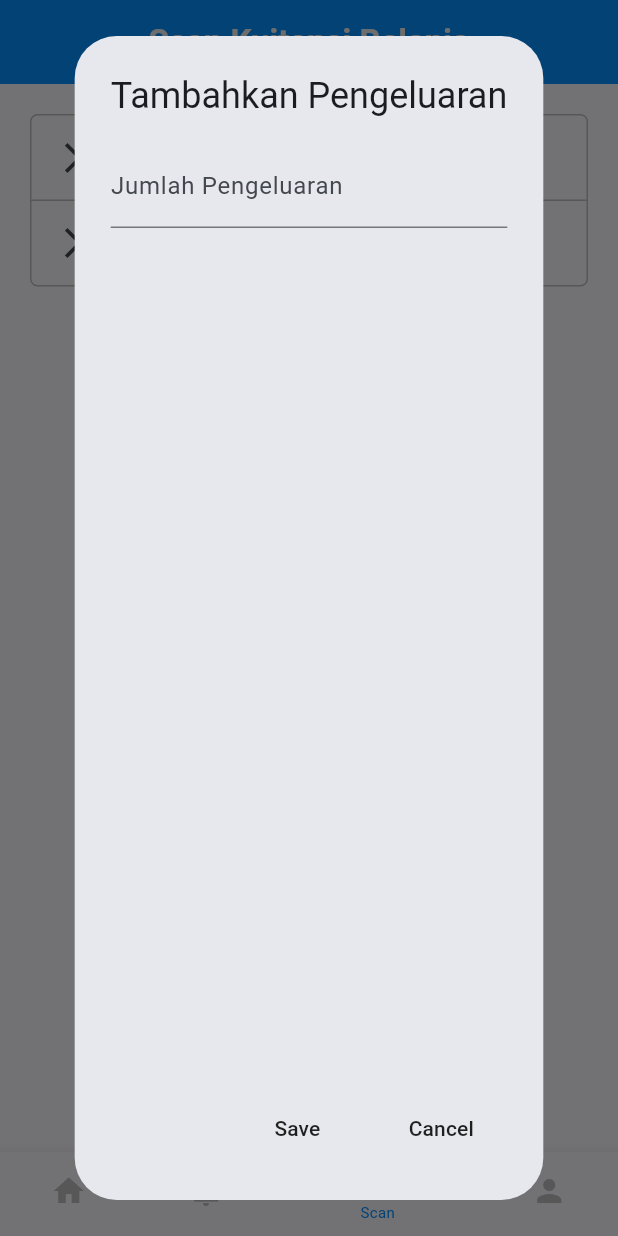
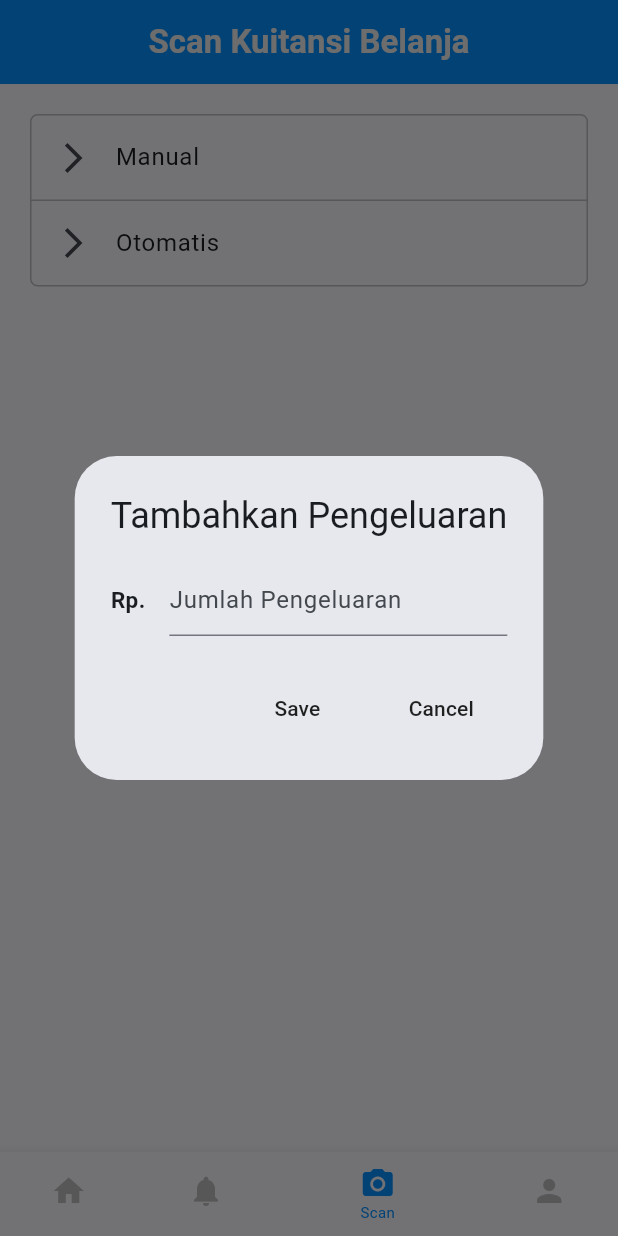
Before and after one commit to ifky06/money_management, a Flutter app: the screen it shows once a user with an empty profile is signed in, item 3 of the bottom bar chosen, after a tap on "Manual", on a phone screen of 412 x 824 dp. Run offline on Flutter 3.47's test engine with Material 3 defaults, Android fonts, the phone set to English and light mode, and no system bars; our stand-ins replace cloud_firestore, dio, firebase_auth, firebase_core, firebase_storage, flutter_slidable and 2 more; accounts and stored records are empty.

Commit message:
Add intl dependency and update currency formatting

```diff
--- a/lib/components/total_amount_card.dart
+++ b/lib/components/total_amount_card.dart
@@ -1,6 +1,7 @@
 import 'package:cloud_firestore/cloud_firestore.dart';
 import 'package:firebase_auth/firebase_auth.dart';
 import 'package:flutter/material.dart';
+import 'package:money_management/formatter/formatter.dart';
 import 'package:money_management/theme/theme_constants.dart';
 
 class TotalAmount extends StatefulWidget {
@@ -20,8 +21,8 @@ class _TotalAmountState extends State<TotalAmount> {
   Widget build(BuildContext context) {
     return Container(
         width: double.infinity,
-        margin: EdgeInsets.symmetric(vertical: 15),
-        padding: EdgeInsets.symmetric(horizontal: 20, vertical: 10),
+        margin: const EdgeInsets.symmetric(vertical: 15),
+        padding: const EdgeInsets.symmetric(horizontal: 20, vertical: 10),
         decoration: BoxDecoration(
           color: Colors.white,
           borderRadius: BorderRadius.circular(20),
@@ -30,7 +31,7 @@ class _TotalAmountState extends State<TotalAmount> {
               color: ThemeConstants.primaryBlack.withOpacity(0.4),
               spreadRadius: 2,
               blurRadius: 5,
-              offset: Offset(0, 3),
+              offset: const Offset(0, 3),
             ),
           ],
         ),
@@ -41,13 +42,13 @@ class _TotalAmountState extends State<TotalAmount> {
               children: [
                 Text(
                   widget.isIncome ? 'Uang Masuk' : 'Uang Keluar',
-                  style: TextStyle(
+                  style: const TextStyle(
                     fontSize: 12,
                   ),
                 ),
-                SizedBox(height: 7),
+                const SizedBox(height: 7),
                 Container(
-                  padding: EdgeInsets.all(8),
+                  padding: const EdgeInsets.all(8),
                   decoration: BoxDecoration(
                     color: ThemeConstants.primaryBlue,
                     borderRadius: BorderRadius.circular(8),
@@ -60,7 +61,7 @@ class _TotalAmountState extends State<TotalAmount> {
               ],
             ),
             Container(
-              margin: EdgeInsets.symmetric(horizontal: 10),
+              margin: const EdgeInsets.symmetric(horizontal: 10),
               height: 50,
               width: 3,
               color: ThemeConstants.primaryWhite,
@@ -81,17 +82,17 @@ class _TotalAmountState extends State<TotalAmount> {
                 // Jika query berhasil dan data tersedia
                 if (snapshot.hasData) {
                   int totalAction = snapshot.data!;
-                  return Text('Rp. $totalAction',
-                      style: TextStyle(
-                          fontSize: 20,
+                  return Text(currencyFormat(totalAction),
+                      style: const TextStyle(
+                          fontSize: 17,
                           fontWeight: FontWeight.bold,
                           color: ThemeConstants.primaryBlack));
                 }
 
                 // Jika tidak ada data yang ditemukan
-                return Text('Rp. 0',
+                return const Text('Rp. 0',
                     style: TextStyle(
-                        fontSize: 20,
+                        fontSize: 17,
                         fontWeight: FontWeight.bold,
                         color: ThemeConstants.primaryBlack));
               },
--- /dev/null
+++ b/lib/formatter/currency_formatter.dart
@@ -0,0 +1,22 @@
+import 'package:flutter/services.dart';
+import 'package:intl/intl.dart';
+
+class CurrencyFormatter extends TextInputFormatter {
+  @override
+  TextEditingValue formatEditUpdate(
+      TextEditingValue oldValue, TextEditingValue newValue) {
+    if (newValue.selection.baseOffset == 0) {
+      return newValue;
+    }
+
+    double value = double.parse(newValue.text);
+
+    final formatter = NumberFormat("###,###,###", "en_us");
+
+    String newText = formatter.format(value);
+
+    return newValue.copyWith(
+        text: newText,
+        selection: TextSelection.collapsed(offset: newText.length));
+  }
+}
--- a/lib/formatter/formatter.dart
+++ b/lib/formatter/formatter.dart
@@ -1,4 +1,6 @@
 // convert DateTime object to a string  yyyymmdd
+import 'package:intl/intl.dart';
+
 String convertDateTimeToString(DateTime dateTime) {
   // year in the format yyyy
   String year = dateTime.year.toString();
@@ -39,7 +41,7 @@ String convertMonthNumberToString(int monthNumber) {
   return monthName;
 }
 
-// String numberFormat(int number) {
-//   return NumberFormat.currency(locale: 'id', symbol: 'Rp ', decimalDigits: 0)
-//       .format(number);
-// }
+String currencyFormat(int number) {
+  return NumberFormat.currency(locale: 'id', symbol: 'Rp. ', decimalDigits: 0)
+      .format(number);
+}
--- a/lib/pages/home_page.dart
+++ b/lib/pages/home_page.dart
@@ -1,7 +1,10 @@
 import 'package:cloud_firestore/cloud_firestore.dart';
 import 'package:firebase_auth/firebase_auth.dart';
 import 'package:flutter/material.dart';
+import 'package:flutter/services.dart';
 import 'package:money_management/components/total_amount_card.dart';
+import 'package:money_management/formatter/currency_formatter.dart';
+import 'package:money_management/formatter/formatter.dart';
 import 'package:money_management/models/action_item.dart';
 import 'package:money_management/theme/theme_constants.dart';
 
@@ -25,16 +28,20 @@ class _HomePageState extends State<HomePage> {
         context: context,
         builder: (context) => AlertDialog(
               title: const Text('Tambah Saldo'),
-              content: Column(
-                children: [
-                  TextFormField(
-                    decoration: const InputDecoration(
-                      labelText: 'Jumlah Saldo',
-                    ),
-                    keyboardType: TextInputType.number,
-                    controller: newIncomeAmountController,
-                  ),
+              content: TextFormField(
+                inputFormatters: [
+                  FilteringTextInputFormatter.digitsOnly,
+                  CurrencyFormatter(),
                 ],
+                decoration: const InputDecoration(
+                  hintText: 'Jumlah saldo',
+                  icon: Text('Rp.',
+                      style:
+                          TextStyle(fontSize: 15, fontWeight: FontWeight.bold)),
+                ),
+                keyboardType: const TextInputType.numberWithOptions(
+                    decimal: false, signed: false),
+                controller: newIncomeAmountController,
               ),
               actions: [
                 // save button
@@ -56,7 +63,7 @@ class _HomePageState extends State<HomePage> {
     // create expense item
     ActionItem actionItem = ActionItem(
       id: '',
-      amount: newIncomeAmountController.text,
+      amount: newIncomeAmountController.text.replaceAll(",", ""),
       dateTime: DateTime.now(),
       isIncome: true,
       user: user!.email!,
@@ -153,9 +160,9 @@ class _HomePageState extends State<HomePage> {
                                   // Jika query berhasil dan data tersedia
                                   if (snapshot.hasData) {
                                     int totalExpense = snapshot.data!;
-                                    return Text('Rp. $totalExpense',
+                                    return Text(currencyFormat(totalExpense),
                                         style: const TextStyle(
-                                            fontSize: 20,
+                                            fontSize: 17,
                                             fontWeight: FontWeight.bold,
                                             color: ThemeConstants.primaryBlue));
                                   }
@@ -163,7 +170,7 @@ class _HomePageState extends State<HomePage> {
                                   // Jika tidak ada data yang ditemukan
                                   return const Text('Rp. 0',
                                       style: TextStyle(
-                                          fontSize: 20,
+                                          fontSize: 17,
                                           fontWeight: FontWeight.bold,
                                           color: ThemeConstants.primaryBlue));
                                 },
--- a/lib/pages/scan_page.dart
+++ b/lib/pages/scan_page.dart
@@ -5,8 +5,10 @@ import 'package:dio/dio.dart';
 import 'package:firebase_auth/firebase_auth.dart';
 import 'package:firebase_storage/firebase_storage.dart';
 import 'package:flutter/material.dart';
+import 'package:flutter/services.dart';
 import 'package:image_picker/image_picker.dart';
 import 'package:money_management/components/action_button.dart';
+import 'package:money_management/formatter/currency_formatter.dart';
 import 'package:money_management/models/action_item.dart';
 import 'package:money_management/theme/theme_constants.dart';
 import 'package:uuid/uuid.dart';
@@ -90,16 +92,20 @@ class _ScanPageState extends State<ScanPage> {
         context: context,
         builder: (context) => AlertDialog(
               title: const Text('Tambahkan Pengeluaran'),
-              content: Column(
-                children: [
-                  TextFormField(
-                    decoration: const InputDecoration(
-                      labelText: 'Jumlah Pengeluaran',
-                    ),
-                    keyboardType: TextInputType.number,
-                    controller: newIncomeAmountController,
-                  ),
+              content: TextFormField(
+                inputFormatters: [
+                  FilteringTextInputFormatter.digitsOnly,
+                  CurrencyFormatter(),
                 ],
+                decoration: const InputDecoration(
+                  hintText: 'Jumlah Pengeluaran',
+                  icon: Text('Rp.',
+                      style:
+                          TextStyle(fontSize: 15, fontWeight: FontWeight.bold)),
+                ),
+                keyboardType: const TextInputType.numberWithOptions(
+                    decimal: false, signed: false),
+                controller: newIncomeAmountController,
               ),
               actions: [
                 // save button
@@ -121,7 +127,7 @@ class _ScanPageState extends State<ScanPage> {
     // create expense item
     ActionItem actionItem = ActionItem(
       id: '',
-      amount: newIncomeAmountController.text,
+      amount: newIncomeAmountController.text.replaceAll(",", ""),
       dateTime: DateTime.now(),
       isIncome: false,
       user: user!.email!,
@@ -268,7 +274,7 @@ class _ScanPageState extends State<ScanPage> {
                           CircularProgressIndicator(),
                           SizedBox(height: 16),
                           Text(
-                            'Scanning KTM',
+                            'Scanning Kuitansi',
                             style: TextStyle(
                               fontWeight: FontWeight.w900,
                               fontSize: 18,
--- a/pubspec.yaml
+++ b/pubspec.yaml
@@ -46,6 +46,7 @@ dependencies:
   image_picker: ^1.0.5
   firebase_storage: ^11.5.6
   uuid: ^4.2.2
+  intl: ^0.19.0
 
 dev_dependencies:
   flutter_test:
```
Also changed, not shown: lib/components/action_tile.dart (+29 -15 lines), pubspec.lock.
